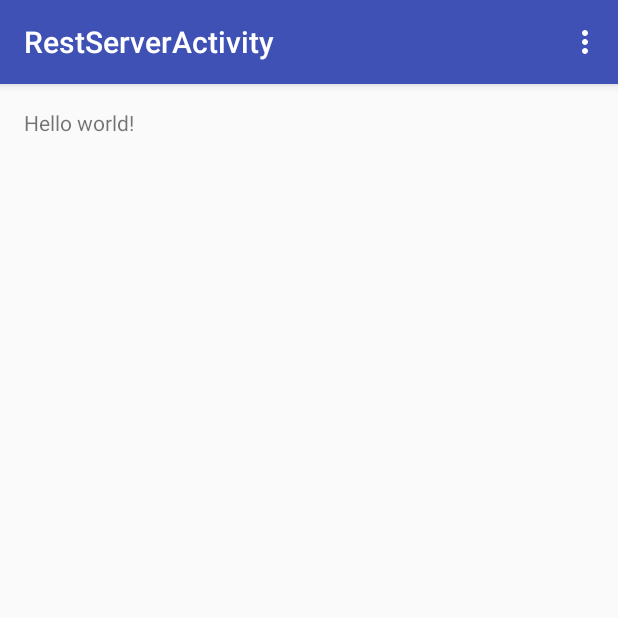
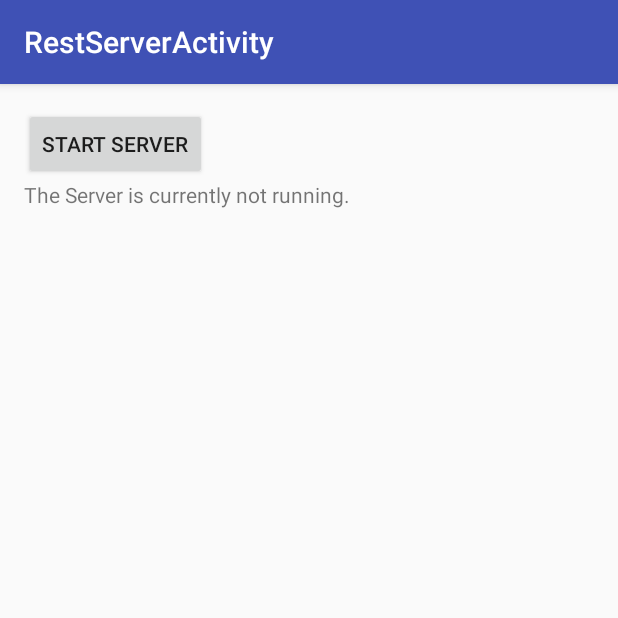
Before and after one commit to JanEberhardt/VS_vatrifon_Webservices, an Android app: the screen it shows after launch (RestServerActivity), after a tap on "REST SERVER", on a phone screen of 412 x 824 dp, the top half of it. Run offline under Robolectric (Android 15) with nearby library versions, the phone set to English and light mode, and no system bars.

Commit message:
added basic server functionallity

```diff
--- a/app/src/main/java/ch/ethz/inf/vs/a2/RestServerActivity.java
+++ b/app/src/main/java/ch/ethz/inf/vs/a2/RestServerActivity.java
@@ -1,37 +1,94 @@
 package ch.ethz.inf.vs.a2;
 
+import android.content.Intent;
 import android.support.v7.app.AppCompatActivity;
 import android.os.Bundle;
+import android.util.Log;
 import android.view.Menu;
 import android.view.MenuItem;
+import android.view.View;
+import android.widget.Button;
+import android.widget.TextView;
+
+import java.net.InetAddress;
+import java.net.NetworkInterface;
+import java.net.SocketException;
+import java.util.Collection;
+import java.util.Collections;
+import java.util.Enumeration;
+import java.util.List;
 
 public class RestServerActivity extends AppCompatActivity {
+
+    Boolean serverRunning = false;
+    String serverIP = "";
+    public static int SERVER_PORT = 8088;
+    Button startServer;
+    Button stopServer;
+    TextView status;
+    Intent service;
 
     @Override
     protected void onCreate(Bundle savedInstanceState) {
         super.onCreate(savedInstanceState);
         setContentView(R.layout.activity_rest_server);
-    }
 
-    @Override
-    public boolean onCreateOptionsMenu(Menu menu) {
-        // Inflate the menu; this adds items to the action bar if it is present.
-        getMenuInflater().inflate(R.menu.menu_rest_server, menu);
-        return true;
-    }
+        service = new Intent(this, RestServerService.class);
 
-    @Override
-    public boolean onOptionsItemSelected(MenuItem item) {
-        // Handle action bar item clicks here. The action bar will
-        // automatically handle clicks on the Home/Up button, so long
-        // as you specify a parent activity in AndroidManifest.xml.
-        int id = item.getItemId();
+        startServer = (Button) findViewById(R.id.start_server_btn);
+        stopServer = (Button) findViewById(R.id.stop_server_btn_server_btn);
+        status = (TextView) findViewById(R.id.status_tv);
 
-        //noinspection SimplifiableIfStatement
-        if (id == R.id.action_settings) {
-            return true;
+        if (serverRunning) {
+            startServer.setVisibility(View.GONE);
+            stopServer.setVisibility(View.VISIBLE);
+            status.setText("The Server is running on IP " + serverIP + " on port " + SERVER_PORT);
+        } else {
+            startServer.setVisibility(View.VISIBLE);
+            stopServer.setVisibility(View.GONE);
+            status.setText("The Server is currently not running.");
         }
 
-        return super.onOptionsItemSelected(item);
+
+        startServer.setOnClickListener(new View.OnClickListener() {
+            @Override
+            public void onClick(View v) {
+                startService(service);
+                serverRunning = true;
+                startServer.setVisibility(View.GONE);
+                stopServer.setVisibility(View.VISIBLE);
+
+                try {
+                    Enumeration<NetworkInterface> interfaces = NetworkInterface.getNetworkInterfaces();
+                    for (NetworkInterface i : Collections.list(interfaces)) {
+                        if (i.getDisplayName().contains("wlan0")) {
+                            for (InetAddress address : Collections.list(i.getInetAddresses())) {
+                                if(address.toString().length()<20) {
+                                    serverIP = address.toString().substring(1);
+                                }
+                            }
+                        }
+
+                    }
+                } catch (SocketException e) {
+                    e.printStackTrace();
+                }
+
+
+                status.setText("The Server is running on IP " + serverIP + " on port " + SERVER_PORT);
+            }
+        });
+
+        stopServer.setOnClickListener(new View.OnClickListener() {
+            @Override
+            public void onClick(View v) {
+                stopService(service);
+                serverRunning = false;
+                startServer.setVisibility(View.VISIBLE);
+                stopServer.setVisibility(View.GONE);
+                status.setText("The Server is not running.");
+            }
+        });
+
     }
 }
--- a/app/src/main/res/layout/activity_rest_server.xml
+++ b/app/src/main/res/layout/activity_rest_server.xml
@@ -1,12 +1,26 @@
-<RelativeLayout xmlns:android="http://schemas.android.com/apk/res/android"
+<LinearLayout xmlns:android="http://schemas.android.com/apk/res/android"
     xmlns:tools="http://schemas.android.com/tools" android:layout_width="match_parent"
     android:layout_height="match_parent" android:paddingLeft="@dimen/activity_horizontal_margin"
     android:paddingRight="@dimen/activity_horizontal_margin"
     android:paddingTop="@dimen/activity_vertical_margin"
     android:paddingBottom="@dimen/activity_vertical_margin"
+    android:orientation="vertical"
     tools:context="ch.ethz.inf.vs.a2.RestServerActivity">
 
-    <TextView android:text="@string/hello_world" android:layout_width="wrap_content"
-        android:layout_height="wrap_content" />
+    <Button
+        android:layout_width="wrap_content"
+        android:layout_height="wrap_content"
+        android:text="@string/start_server"
+        android:id="@+id/start_server_btn"/>
 
-</RelativeLayout>
+    <Button
+        android:layout_width="wrap_content"
+        android:layout_height="wrap_content"
+        android:text="@string/stop_server"
+        android:id="@+id/stop_server_btn_server_btn"/>
+
+    <TextView
+        android:layout_width="wrap_content"
+        android:layout_height="wrap_content"
+        android:id="@+id/status_tv"/>
+</LinearLayout>
--- a/app/src/main/res/values/strings.xml
+++ b/app/src/main/res/values/strings.xml
@@ -2,6 +2,9 @@
     <string name="app_name">VS Vatrifon Webservices</string>
     <string name="rest_button">Rest</string>
     <string name="rest_server_button">Rest Server</string>
+
+    <string name="start_server">Start Server</string>
+    <string name="stop_server">Stop Server</string>
 
     <string name="refresh">refresh</string>
     <string name="reading_name">Sensor Reading:</string>
```
Also changed, not shown: app/src/main/AndroidManifest.xml (+7 -0 lines), app/src/main/java/ch/ethz/inf/vs/a2/RestServerService.java (added, +97 -0 lines).
